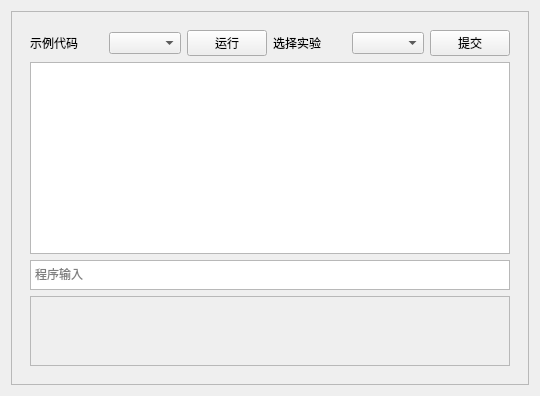
Before: the Qt Designer form ui/programpage.ui in azh-1415926/POCAssistant, drawn with Qt 5.
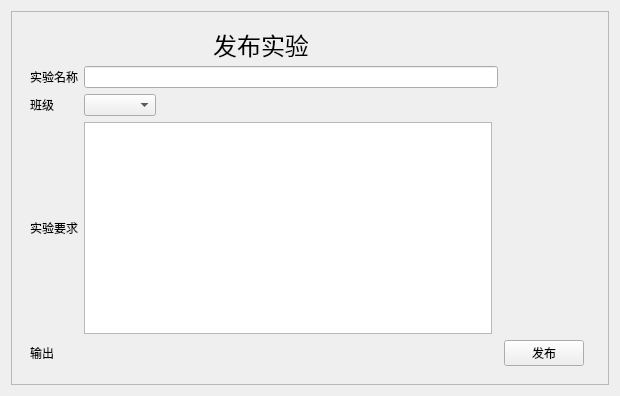
After: the same form once the commit is applied. The open tabs and pages were chosen to show the change. Custom widgets are drawn as their Qt base class.

The edit to the form file:
```diff
--- a/ui/programpage.ui
+++ b/ui/programpage.ui
@@ -6,7 +6,7 @@
    <rect>
     <x>0</x>
     <y>0</y>
-    <width>540</width>
+    <width>620</width>
     <height>396</height>
    </rect>
   </property>
@@ -24,11 +24,47 @@
      </property>
      <layout class="QVBoxLayout" name="verticalLayout_2">
       <item>
-       <widget class="QWidget" name="centerWidget" native="true">
-        <layout class="QHBoxLayout" name="horizontalLayout_3">
+       <widget class="QStackedWidget" name="stackedWidget">
+        <widget class="QWidget" name="student">
+         <layout class="QVBoxLayout" name="verticalLayout_5">
+          <property name="leftMargin">
+           <number>0</number>
+          </property>
+          <property name="topMargin">
+           <number>0</number>
+          </property>
+          <property name="rightMargin">
+           <number>0</number>
+          </property>
+          <property name="bottomMargin">
+           <number>0</number>
+          </property>
          <item>
-          <layout class="QGridLayout" name="gridLayout" rowstretch="0,0,0,0">
-           <item row="3" column="0">
+           <layout class="QGridLayout" name="gridLayout_2" columnstretch="0,0,0,0,0,0" columnminimumwidth="0,0,0,0,0,0">
+            <item row="0" column="0">
+             <widget class="QLabel" name="label_2">
+              <property name="maximumSize">
+               <size>
+                <width>16777215</width>
+                <height>16777215</height>
+               </size>
+              </property>
+              <property name="text">
+               <string>选择实验</string>
+              </property>
+             </widget>
+            </item>
+            <item row="0" column="3">
+             <widget class="QLabel" name="label">
+              <property name="text">
+               <string>示例代码</string>
+              </property>
+             </widget>
+            </item>
+            <item row="0" column="1">
+             <widget class="QComboBox" name="optionOfSubmit"/>
+            </item>
+            <item row="3" column="0" colspan="6">
             <widget class="QScrollArea" name="scrollArea">
              <property name="widgetResizable">
               <bool>true</bool>
@@ -38,7 +74,7 @@
                <rect>
                 <x>0</x>
                 <y>0</y>
-                <width>462</width>
+                 <width>566</width>
                 <height>69</height>
                </rect>
               </property>
@@ -57,21 +93,30 @@
              </widget>
             </widget>
            </item>
-           <item row="1" column="0">
+            <item row="1" column="1" colspan="5">
             <widget class="QTextEdit" name="CodeEdit"/>
            </item>
-           <item row="0" column="0">
+            <item row="2" column="0" colspan="6">
+             <widget class="QTextEdit" name="inputOfProgram">
+              <property name="sizePolicy">
+               <sizepolicy hsizetype="Expanding" vsizetype="Fixed">
+                <horstretch>0</horstretch>
+                <verstretch>0</verstretch>
+               </sizepolicy>
+              </property>
+              <property name="maximumSize">
+               <size>
+                <width>16777215</width>
+                <height>30</height>
+               </size>
+              </property>
+              <property name="placeholderText">
+               <string>程序输入</string>
+              </property>
+             </widget>
+            </item>
+            <item row="0" column="5">
             <layout class="QHBoxLayout" name="horizontalLayout">
-             <item>
-              <widget class="QLabel" name="label">
-               <property name="text">
-                <string>示例代码</string>
-               </property>
-              </widget>
-             </item>
-             <item>
-              <widget class="QComboBox" name="optionOfSample"/>
-             </item>
              <item>
               <widget class="QPushButton" name="btnOfRun">
                <property name="text">
@@ -79,16 +124,6 @@
                </property>
               </widget>
              </item>
-             <item>
-              <widget class="QLabel" name="label_2">
-               <property name="text">
-                <string>选择实验</string>
-               </property>
-              </widget>
-             </item>
-             <item>
-              <widget class="QComboBox" name="optionOfSubmit"/>
-             </item>
              <item>
               <widget class="QPushButton" name="btnOfSubmit">
                <property name="text">
@@ -98,28 +133,147 @@
              </item>
             </layout>
            </item>
+            <item row="1" column="0">
+             <widget class="QLabel" name="contentOfProgram">
+              <property name="sizePolicy">
+               <sizepolicy hsizetype="Fixed" vsizetype="Preferred">
+                <horstretch>0</horstretch>
+                <verstretch>0</verstretch>
+               </sizepolicy>
+              </property>
+              <property name="minimumSize">
+               <size>
+                <width>150</width>
+                <height>0</height>
+               </size>
+              </property>
+              <property name="maximumSize">
+               <size>
+                <width>300</width>
+                <height>16777215</height>
+               </size>
+              </property>
+              <property name="text">
+               <string/>
+              </property>
+              <property name="alignment">
+               <set>Qt::AlignmentFlag::AlignLeading|Qt::AlignmentFlag::AlignLeft|Qt::AlignmentFlag::AlignTop</set>
+              </property>
+              <property name="wordWrap">
+               <bool>true</bool>
+              </property>
+             </widget>
+            </item>
+            <item row="0" column="4">
+             <widget class="QComboBox" name="optionOfSample"/>
+            </item>
+           </layout>
+          </item>
+         </layout>
+        </widget>
+        <widget class="QWidget" name="teacher">
+         <layout class="QGridLayout" name="gridLayout">
+          <item row="3" column="2">
+           <spacer name="horizontalSpacer_8">
+            <property name="orientation">
+             <enum>Qt::Orientation::Horizontal</enum>
+            </property>
+            <property name="sizeHint" stdset="0">
+             <size>
+              <width>40</width>
+              <height>20</height>
+             </size>
+            </property>
+           </spacer>
+          </item>
+          <item row="3" column="1">
+           <widget class="QComboBox" name="optionOfClass"/>
+          </item>
+          <item row="3" column="0">
+           <widget class="QLabel" name="label_5">
+            <property name="text">
+             <string>班级</string>
+            </property>
+           </widget>
+          </item>
+          <item row="2" column="4" colspan="2">
+           <spacer name="horizontalSpacer">
+            <property name="orientation">
+             <enum>Qt::Orientation::Horizontal</enum>
+            </property>
+            <property name="sizeHint" stdset="0">
+             <size>
+              <width>40</width>
+              <height>20</height>
+             </size>
+            </property>
+           </spacer>
+          </item>
+          <item row="4" column="1" colspan="2">
+           <widget class="QTextEdit" name="inputOfProgramContent"/>
+          </item>
            <item row="2" column="0">
-            <widget class="QTextEdit" name="inputOfProgram">
-             <property name="sizePolicy">
-              <sizepolicy hsizetype="Expanding" vsizetype="Fixed">
-               <horstretch>0</horstretch>
-               <verstretch>0</verstretch>
-              </sizepolicy>
-             </property>
+           <widget class="QLabel" name="label_3">
+            <property name="text">
+             <string>实验名称</string>
+            </property>
+           </widget>
+          </item>
+          <item row="2" column="1" colspan="3">
+           <widget class="QLineEdit" name="inputOfProgramTitle"/>
+          </item>
+          <item row="4" column="0">
+           <widget class="QLabel" name="label_4">
+            <property name="text">
+             <string>实验要求</string>
+            </property>
+           </widget>
+          </item>
+          <item row="5" column="4">
+           <widget class="QPushButton" name="btnOfRelease">
+            <property name="text">
+             <string>发布</string>
+            </property>
+           </widget>
+          </item>
+          <item row="0" column="0" colspan="3">
+           <widget class="QLabel" name="label_6">
              <property name="maximumSize">
               <size>
                <width>16777215</width>
                <height>30</height>
               </size>
              </property>
-             <property name="placeholderText">
-              <string>程序输入</string>
-             </property>
-            </widget>
-           </item>
-          </layout>
-         </item>
-        </layout>
+            <property name="font">
+             <font>
+              <family>Academy Engraved LET</family>
+              <pointsize>18</pointsize>
+             </font>
+            </property>
+            <property name="text">
+             <string>发布实验</string>
+            </property>
+            <property name="alignment">
+             <set>Qt::AlignmentFlag::AlignCenter</set>
+            </property>
+           </widget>
+          </item>
+          <item row="5" column="1" colspan="2">
+           <widget class="QLabel" name="outputOfRelease">
+            <property name="text">
+             <string/>
+            </property>
+           </widget>
+          </item>
+          <item row="5" column="0">
+           <widget class="QLabel" name="label_8">
+            <property name="text">
+             <string>输出</string>
+            </property>
+           </widget>
+          </item>
+         </layout>
+        </widget>
        </widget>
       </item>
      </layout>
```
Left out of the diff: 2 changed lines with no effect on the pictures. Lines whose indentation alone changed are shown as unchanged.
